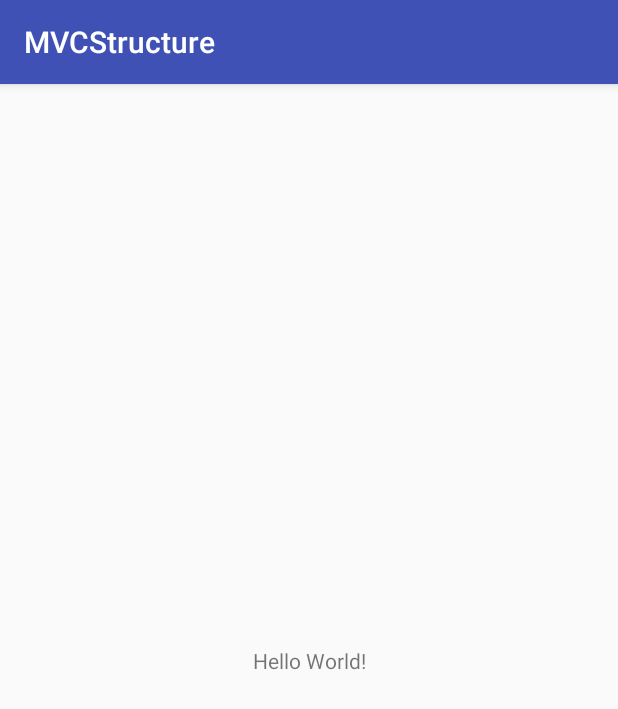
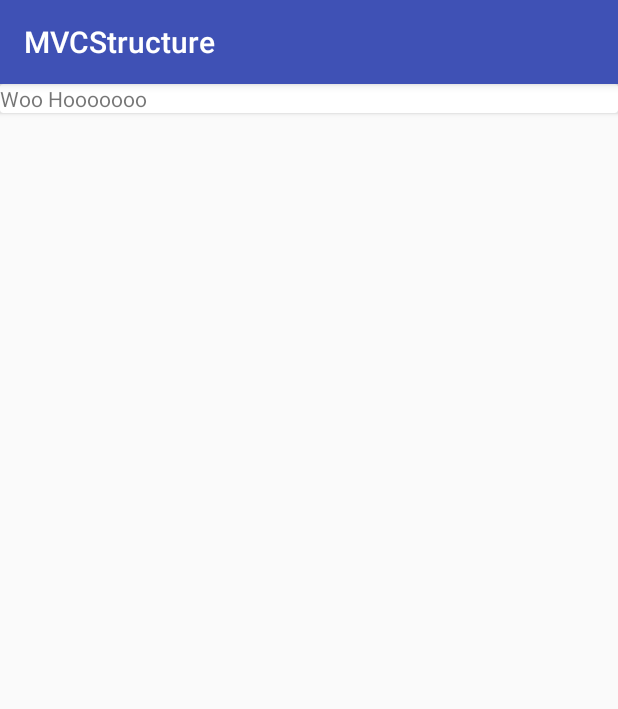
Before and after one commit to cantacoop/MVCFragment, an Android app: the screen it shows after launch (MainActivity), on a phone screen of 412 x 824 dp. Shown: the top 709 px of the screen. Run offline under Robolectric (Android 15) with nearby library versions, the phone set to English and light mode, and no system bars; libraries missing offline, so code that uses them is left out: com.inthecheesefactory.thecheeselibrary; 8 statements that could not run were skipped.

Commit message:
Lecture 113

```diff
--- a/app/build.gradle
+++ b/app/build.gradle
@@ -22,6 +22,7 @@ dependencies {
     implementation fileTree(include: ['*.jar'], dir: 'libs')
     implementation project(':TheCheeseLibrary')
     implementation 'com.android.support:appcompat-v7:27.1.1'
+    implementation 'com.android.support:cardview-v7:27.1.1'
     implementation 'com.android.support.constraint:constraint-layout:1.1.0'
     testImplementation 'junit:junit:4.12'
     androidTestImplementation 'com.android.support.test:runner:1.0.2'
--- a/app/src/main/java/com/cantacoop/mvcstructure/activity/MainActivity.java
+++ b/app/src/main/java/com/cantacoop/mvcstructure/activity/MainActivity.java
@@ -1,10 +1,14 @@
 package com.cantacoop.mvcstructure.activity;
 
+import android.os.Build;
+import android.os.PersistableBundle;
+import android.support.annotation.Nullable;
 import android.support.v7.app.AppCompatActivity;
 import android.os.Bundle;
 import android.widget.Toast;
 
 import com.cantacoop.mvcstructure.R;
+import com.cantacoop.mvcstructure.fragment.MainFragment;
 import com.cantacoop.mvcstructure.util.ScreenUtils;
 
 public class MainActivity extends AppCompatActivity {
@@ -21,5 +25,33 @@ public class MainActivity extends AppCompatActivity {
         Toast.makeText(MainActivity.this, "ScreenWidth:" + screenWidth +
                 " ScreenHeight:" + screenHeight, Toast.LENGTH_SHORT)
                 .show();
+
+        // Separate by Android version
+        if (Build.VERSION.SDK_INT >= 21) {
+            // Run on Android 21+
+        } else {
+            // Run on Android 1 - 20
+        }
+
+        if (savedInstanceState == null) {
+            // First created
+            getSupportFragmentManager().beginTransaction()
+                    .add(R.id.contentContainer,
+                            MainFragment.newInstance(123),
+                            "MainFragment")
+                    .commit();
+        }
+
+    }
+
+    @Override
+    public void onPostCreate(@Nullable Bundle savedInstanceState) {
+        super.onPostCreate(savedInstanceState);
+
+        if (savedInstanceState == null) {
+            MainFragment fragment = (MainFragment)
+                    getSupportFragmentManager().findFragmentByTag("MainFragment");
+            fragment.setHelloText("Woo Hooooooo");
+        }
     }
 }
--- /dev/null
+++ b/app/src/main/java/com/cantacoop/mvcstructure/fragment/MainFragment.java
@@ -0,0 +1,54 @@
+package com.cantacoop.mvcstructure.fragment;
+
+import android.os.Bundle;
+import android.support.annotation.NonNull;
+import android.support.annotation.Nullable;
+import android.support.v4.app.Fragment;
+import android.view.LayoutInflater;
+import android.view.View;
+import android.view.ViewGroup;
+import android.widget.TextView;
+
+import com.cantacoop.mvcstructure.R;
+
+public class MainFragment extends Fragment {
+
+    int someVar;
+    private TextView tvHello;
+
+    public static MainFragment newInstance(int someVar) {
+        MainFragment fragment = new MainFragment();
+        Bundle args = new Bundle(); // Arguments
+        args.putInt("someVar", someVar);
+        fragment.setArguments(args);
+        return fragment;
+    }
+
+    @Override
+    public void onCreate(@Nullable Bundle savedInstanceState) {
+        super.onCreate(savedInstanceState);
+        // Read from arguments
+        someVar = getArguments().getInt("someVar");
+    }
+
+    @Nullable
+    @Override
+    public View onCreateView(@NonNull LayoutInflater inflater, @Nullable ViewGroup container, @Nullable Bundle savedInstanceState) {
+        View rootView = inflater.inflate(R.layout.fragment_main,
+                container,
+                false);
+
+        initInstances(rootView);
+
+        return rootView;
+    }
+
+    private void initInstances(View rootView) {
+        // findViewById here
+        tvHello = rootView.findViewById(R.id.tvHello);
+    }
+
+    public void setHelloText(String text) {
+        tvHello.setText(text);
+    }
+}
--- a/app/src/main/res/layout/activity_main.xml
+++ b/app/src/main/res/layout/activity_main.xml
@@ -1,18 +1,14 @@
 <?xml version="1.0" encoding="utf-8"?>
-<android.support.constraint.ConstraintLayout xmlns:android="http://schemas.android.com/apk/res/android"
+<RelativeLayout xmlns:android="http://schemas.android.com/apk/res/android"
     xmlns:app="http://schemas.android.com/apk/res-auto"
     xmlns:tools="http://schemas.android.com/tools"
     android:layout_width="match_parent"
     android:layout_height="match_parent"
     tools:context=".activity.MainActivity">
 
-    <TextView
-        android:layout_width="wrap_content"
-        android:layout_height="wrap_content"
-        android:text="Hello World!"
-        app:layout_constraintBottom_toBottomOf="parent"
-        app:layout_constraintLeft_toLeftOf="parent"
-        app:layout_constraintRight_toRightOf="parent"
-        app:layout_constraintTop_toTopOf="parent" />
+    <FrameLayout
+        android:id="@+id/contentContainer"
+        android:layout_width="match_parent"
+        android:layout_height="match_parent" />
 
-</android.support.constraint.ConstraintLayout>
+</RelativeLayout>
--- /dev/null
+++ b/app/src/main/res/layout/fragment_main.xml
@@ -0,0 +1,19 @@
+<?xml version="1.0" encoding="utf-8"?>
+<LinearLayout xmlns:android="http://schemas.android.com/apk/res/android"
+    android:layout_width="match_parent"
+    android:layout_height="match_parent"
+    android:orientation="vertical">
+
+    <android.support.v7.widget.CardView
+        android:layout_width="match_parent"
+        android:layout_height="wrap_content">
+
+        <TextView
+            android:id="@+id/tvHello"
+            android:layout_width="wrap_content"
+            android:layout_height="wrap_content"
+            android:text="Hello World!" />
+
+    </android.support.v7.widget.CardView>
+
+</LinearLayout>
```
